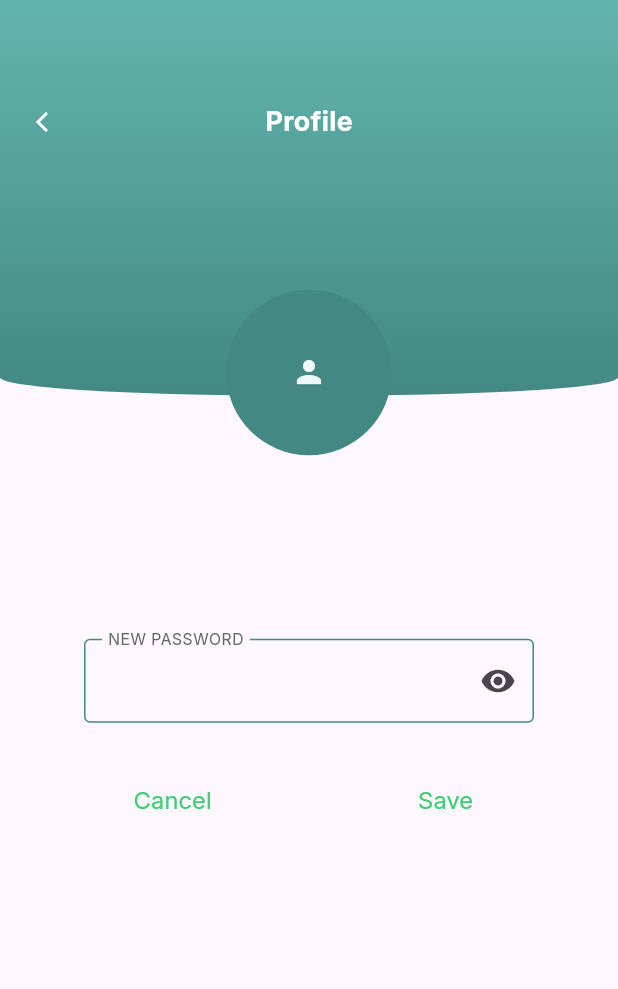
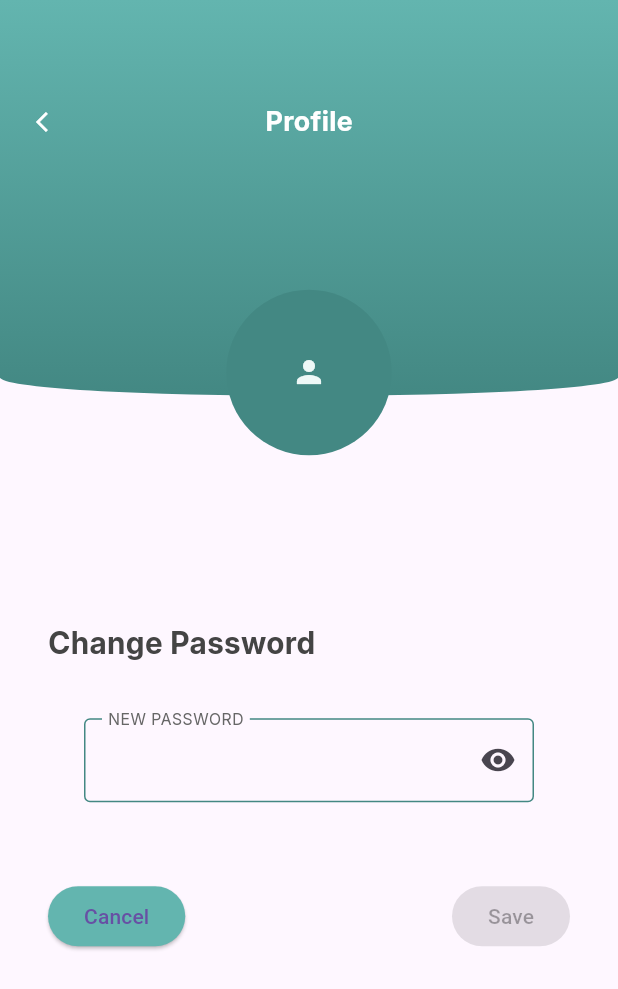
Before and after one commit to Emerson018/mps_bikes_project, a Flutter app: the ProfilePage screen opened by its route, after a tap on "Change name", after a tap on "Cancel", after a tap on "Change password", on a phone screen of 412 x 824 dp. Shown: the top 989 px of the screen. Run offline on Flutter 3.47's test engine with Material 3 defaults, Android fonts, the phone set to English and light mode, and no system bars; our stand-ins replace cloud_firestore, cloud_functions, firebase_auth, firebase_core, flutter_secure_storage, get_it; accounts and stored records are empty.

Commit message:
atualizando o change name e password com banco de dados e validator

```diff
--- a/lib/common/utils/validator.dart
+++ b/lib/common/utils/validator.dart
@@ -63,3 +63,39 @@ class Validator {
       return null;
     }
 }
+
+class PasswordRequirement {
+  final bool isValid;
+  final String message;
+
+  PasswordRequirement({
+    required this.isValid,
+    required this.message,
+  });
+}
+
+/// Retorna uma lista de requisitos da senha (atendidos ou não).
+List<PasswordRequirement> checkPasswordRequirements(String password) {
+  return [
+    PasswordRequirement(
+      isValid: RegExp(r".{8,}").hasMatch(password),
+      message: "• Mínimo 8 caracteres.",
+    ),
+    PasswordRequirement(
+      isValid: RegExp(r"(?=.*[A-Z])").hasMatch(password),
+      message: "• Pelo menos 1 letra maiúscula.",
+    ),
+    PasswordRequirement(
+      isValid: RegExp(r"(?=.*[a-z])").hasMatch(password),
+      message: "• Pelo menos 1 letra minúscula.",
+    ),
+    PasswordRequirement(
+      isValid: RegExp(r"(?=.*\d)").hasMatch(password),
+      message: "• Pelo menos 1 número.",
+    ),
+    PasswordRequirement(
+      isValid: RegExp(r"(?=.*[@$!%*?&])").hasMatch(password),
+      message: "• Pelo menos 1 caractere especial (@, \$, !, %, *, ?, &).",
+    ),
+  ];
+}
--- a/lib/common/widgets/password_form_field.dart
+++ b/lib/common/widgets/password_form_field.dart
@@ -11,6 +11,7 @@ class PasswordFormField extends StatefulWidget {
   final FocusNode? focusNode;
   final ValueSetter<PointerEvent>? onTapOutside;
   final VoidCallback? onEditingComplete;
+  final ValueChanged<String>? onChanged;
 
   const PasswordFormField({
     super.key,
@@ -22,7 +23,8 @@ class PasswordFormField extends StatefulWidget {
     this.helperText,
     this.focusNode,
     this.onTapOutside,
-    this.onEditingComplete
+    this.onEditingComplete,
+    this.onChanged
     }
   );
 
--- a/lib/features/profile/profile_page.dart
+++ b/lib/features/profile/profile_page.dart
@@ -1,7 +1,6 @@
 import 'package:flutter/material.dart';
 import 'package:mps_app/common/constants/app_colors.dart';
 import 'package:mps_app/common/constants/app_text_style.dart';
-import 'package:mps_app/common/constants/routes.dart';
 import 'package:mps_app/common/extensions/sizes.dart';
 import 'package:mps_app/common/widgets/app_header.dart';
 import 'package:mps_app/common/widgets/custom_circular_progress_indicator.dart';
@@ -291,7 +290,6 @@ class _ProfilePageState extends State<ProfilePage>
                                     ),
                                   ),
                                   TextButton.icon(
-                                    //key: Keys.profilePagelogoutButton,
                                     onPressed: () async{
                                      await locator.get<AuthService>().signOut();
                                       await const Securestorage().deleteAll();
@@ -299,7 +297,6 @@ class _ProfilePageState extends State<ProfilePage>
                                         Navigator.popUntil(context, ModalRoute.withName('/'));
                                       }
                                     },
-                                      //_syncController.syncFromServer();
                                     icon: const Icon(
                                       Icons.logout_outlined,
                                       color: AppColors.greenlightTwo,
--- a/lib/features/profile/widgets/profile_change_name_widget.dart
+++ b/lib/features/profile/widgets/profile_change_name_widget.dart
@@ -44,7 +44,6 @@ class _ProfileChangeNameWidgetState extends State<ProfileChangeNameWidget> {
     final newName = _nameController.text.trim();
     if (newName.isNotEmpty) {
       await widget.profileController.updateUserName(newName);
-      widget.profileController.toggleChangeName(); // Fecha o widget após salvar
     }
   }
 
--- a/lib/features/profile/widgets/profile_change_password_widget.dart
+++ b/lib/features/profile/widgets/profile_change_password_widget.dart
@@ -1,18 +1,17 @@
 import 'package:flutter/material.dart';
 import 'package:mps_app/common/constants/app_colors.dart';
 import 'package:mps_app/common/constants/app_text_style.dart';
-import 'package:mps_app/common/utils/validator.dart';
-import 'package:mps_app/common/widgets/custom_snackbar.dart';
 import 'package:mps_app/common/widgets/password_form_field.dart';
 import 'package:mps_app/features/profile/profile_controller.dart';
+import 'package:mps_app/common/utils/validator.dart'; // Onde estiver sua função checkPasswordRequirements
 
 class ProfileChangePasswordWidget extends StatefulWidget {
+  final ProfileController profileController;
+
   const ProfileChangePasswordWidget({
-    super.key,
-    required ProfileController profileController,
-  }) : _profileController = profileController;
-
-  final ProfileController _profileController;
+    Key? key,
+    required this.profileController,
+  }) : super(key: key);
 
   @override
   State<ProfileChangePasswordWidget> createState() =>
@@ -20,87 +19,118 @@ class ProfileChangePasswordWidget extends StatefulWidget {
 }
 
 class _ProfileChangePasswordWidgetState
-    extends State<ProfileChangePasswordWidget> with CustomSnackBar {
-  final _textEditingController = TextEditingController();
-  final _focusNode = FocusNode();
-  final _formKey = GlobalKey<FormState>();
+    extends State<ProfileChangePasswordWidget> {
+  final TextEditingController _passwordController = TextEditingController();
+
+  /// Lista de requisitos que será atualizada conforme o usuário digita
+  List<PasswordRequirement> _requirements = [];
+
+  /// Indica se todos os critérios foram atendidos
+  bool isButtonEnabled = false;
 
   @override
   void initState() {
     super.initState();
-
-    _textEditingController.addListener(handlePasswordChange);
+    _passwordController.addListener(_onPasswordChanged);
   }
 
   @override
   void dispose() {
-    _textEditingController.dispose();
-    _focusNode.dispose();
+    _passwordController.removeListener(_onPasswordChanged);
+    _passwordController.dispose();
     super.dispose();
   }
 
-  void handlePasswordChange() {
-    if (_formKey.currentState != null && _focusNode.hasFocus) {
-      widget._profileController
-          .toggleButtonTap(_formKey.currentState?.validate() ?? false);
-    }
+  /// Sempre que o texto muda, analisamos os requisitos e atualizamos o estado
+  void _onPasswordChanged() {
+    final password = _passwordController.text;
+    final checked = checkPasswordRequirements(password);
+
+    setState(() {
+      _requirements = checked;
+      // Botão habilita se TODOS os requisitos estiverem válidos
+      isButtonEnabled = checked.every((req) => req.isValid);
+    });
   }
 
-  Future<void> onNewPasswordSavePressed() async {
-    if (_focusNode.hasFocus) _focusNode.unfocus();
+  /// Salva a nova senha chamando o método no ProfileController
+  Future<void> _saveNewPassword() async {
+    if (!isButtonEnabled) return;
 
-    await widget._profileController
-        .updateUserPassword(_textEditingController.text);
+    final newPassword = _passwordController.text.trim();
+    if (newPassword.isNotEmpty) {
+      try {
+        await widget.profileController.updateUserPassword(newPassword);
+        widget.profileController.onChangePasswordTapped(); // Fecha o widget
+      } catch (e) {
+        ScaffoldMessenger.of(context).showSnackBar(
+          SnackBar(content: Text('Erro ao atualizar senha: $e')),
+        );
+      }
+    }
   }
 
   @override
   Widget build(BuildContext context) {
     return Column(
-      key: UniqueKey(),
+      key: const ValueKey('change-password-widget'),
+      crossAxisAlignment: CrossAxisAlignment.start,
       children: [
-        Form(
-          key: _formKey,
-          child: PasswordFormField(
-            controller: _textEditingController,
-            focusNode: _focusNode,
-            labelText: 'New password',
-            onTapOutside: (_) => _focusNode.unfocus(),
-            validator: (_) =>
-                Validator.validatePassword(_textEditingController.text),
-            onEditingComplete: widget._profileController.canSave
-                ? onNewPasswordSavePressed
-                : null,
-          ),
+        Text(
+          'Change Password',
+          style: AppTextStyles.mediumText20.apply(color: AppColors.darkGrey),
         ),
-        const SizedBox(height: 16.0),
+        const SizedBox(height: 24),
+        PasswordFormField(
+          controller: _passwordController,
+          labelText: 'New Password',
+        ),
+        const SizedBox(height: 16),
+
+        // Lista de requisitos: cada item mostra se está OK (verde) ou não (vermelho)
+        Column(
+          crossAxisAlignment: CrossAxisAlignment.start,
+          children: _requirements.map((req) {
+            return Row(
+              children: [
+                Icon(
+                  req.isValid ? Icons.check_circle : Icons.cancel,
+                  color: req.isValid ? Colors.green : Colors.red,
+                  size: 20,
+                ),
+                const SizedBox(width: 8),
+                Expanded(
+                  child: Text(
+                    req.message,
+                    style: TextStyle(
+                      color: req.isValid ? Colors.green : Colors.red,
+                    ),
+                  ),
+                ),
+              ],
+            );
+          }).toList(),
+        ),
+
+        const SizedBox(height: 24),
         Row(
-          mainAxisAlignment: MainAxisAlignment.spaceAround,
+          mainAxisAlignment: MainAxisAlignment.spaceBetween,
           children: [
-            Expanded(
-              child: TextButton(
-                onPressed: () {
-                  widget._profileController.onChangePasswordTapped();
-                  widget._profileController.toggleButtonTap(false);
-                },
-                child: Text(
-                  'Cancel',
-                  style: AppTextStyles.mediumText16w500
-                      .apply(color: AppColors.green),
-                ),
+            ElevatedButton(
+              style: ElevatedButton.styleFrom(
+                backgroundColor: AppColors.greenlightOne,
               ),
+              onPressed: widget.profileController.onChangePasswordTapped,
+              child: const Text('Cancel'),
             ),
-            const SizedBox(width: 16.0),
-            Expanded(
-              child: TextButton(
-                onPressed: widget._profileController.canSave
-                    ? onNewPasswordSavePressed
-                    : null,
-                child: Text(
-                  'Save',
-                  style: AppTextStyles.mediumText16w500
-                      .apply(color: AppColors.green),
-                ),
+            ElevatedButton(
+              style: ElevatedButton.styleFrom(
+                backgroundColor: isButtonEnabled
+                    ? AppColors.greenlightTwo
+                    : Colors.grey,
               ),
+              onPressed: isButtonEnabled ? _saveNewPassword : null,
+              child: const Text('Save'),
             ),
           ],
         ),
--- a/lib/main.dart
+++ b/lib/main.dart
@@ -24,9 +24,6 @@ void main() async {
 
   runApp(const App());
 }
-//CONTA DE TESTE NO FIREBASE:
-// EMAIL: emersonlima.018@hotmail.com
-// SENHA: MPs!bikes018
 
 //CONTAA DE TESTE FIREBASE E FIRESTORE:
 //EMAIL: firestoreteste@gmail.com
```
Also changed, not shown: lib/features/profile/profile_controller.dart (+5 -3 lines), lib/repositories/transaction_repository.dart (+23 -0 lines).
